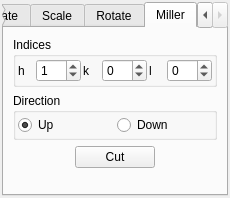
trisyoungs/aten, file src/gui/celltransform.ui: the form before one commit.
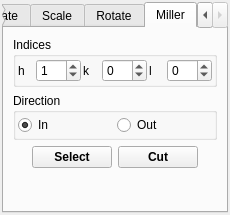
The form after the commit. The open tabs and pages were chosen to show the change. Icons and pictures are not drawn.

Commit message: Fixed folding of atoms in fractional coordinates (led to crashes elsewhere). Added Model::selectMiller() function and 'selectmiller' and 'millercut' commands. Updated CellTransform window.

The edit to the form file:
```diff
--- a/src/gui/celltransform.ui
+++ b/src/gui/celltransform.ui
@@ -6,7 +6,7 @@
     <x>0</x>
     <y>0</y>
     <width>230</width>
-    <height>198</height>
+    <height>215</height>
    </rect>
   </property>
   <property name="windowTitle" >
@@ -941,7 +941,7 @@
           <item>
            <widget class="QRadioButton" name="MillerCutUpRadio" >
             <property name="text" >
-             <string>Up</string>
+             <string>In</string>
             </property>
             <property name="checked" >
              <bool>true</bool>
@@ -951,7 +951,7 @@
           <item>
            <widget class="QRadioButton" name="MillerCutDownRadio" >
             <property name="text" >
-             <string>Down</string>
+             <string>Out</string>
             </property>
            </widget>
           </item>
@@ -979,8 +979,27 @@
            </property>
           </spacer>
          </item>
+         <item>
+          <widget class="QPushButton" name="MillerSelectButton" >
+           <property name="font" >
+            <font>
+             <weight>75</weight>
+             <bold>true</bold>
+            </font>
+           </property>
+           <property name="text" >
+            <string>Select</string>
+           </property>
+          </widget>
+         </item>
          <item>
           <widget class="QPushButton" name="MillerCutButton" >
+           <property name="font" >
+            <font>
+             <weight>75</weight>
+             <bold>true</bold>
+            </font>
+           </property>
            <property name="text" >
             <string>Cut</string>
            </property>
```
Left out of the diff: 18 changed lines with no effect on the pictures. The commit also changes 16 other files.
